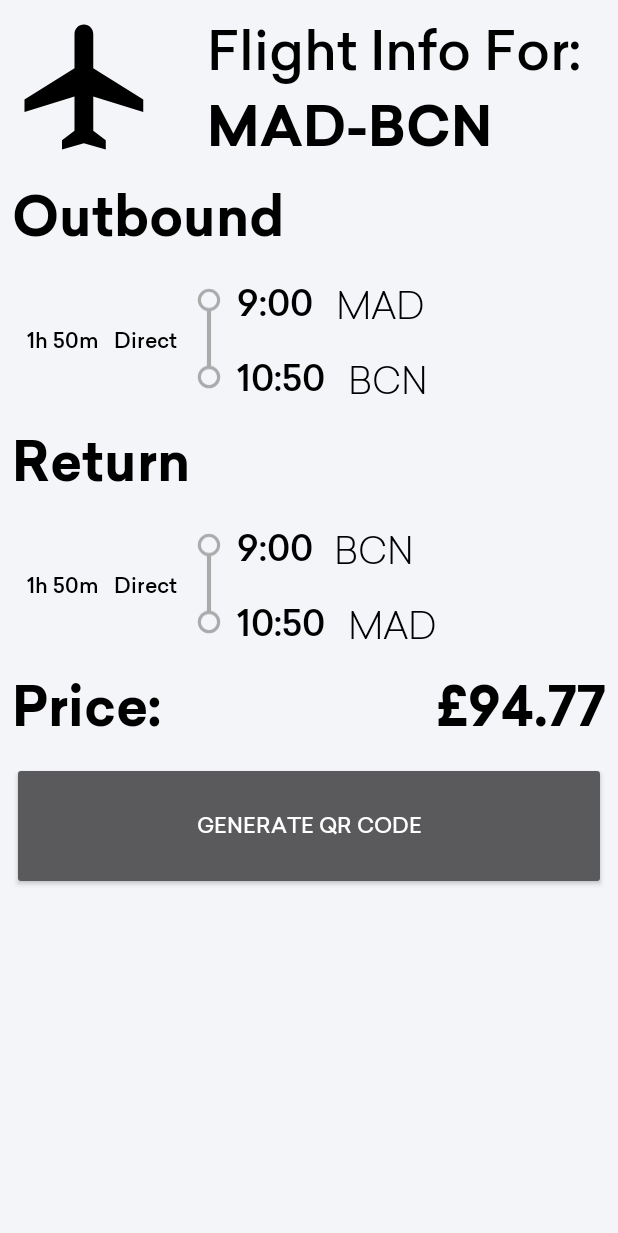
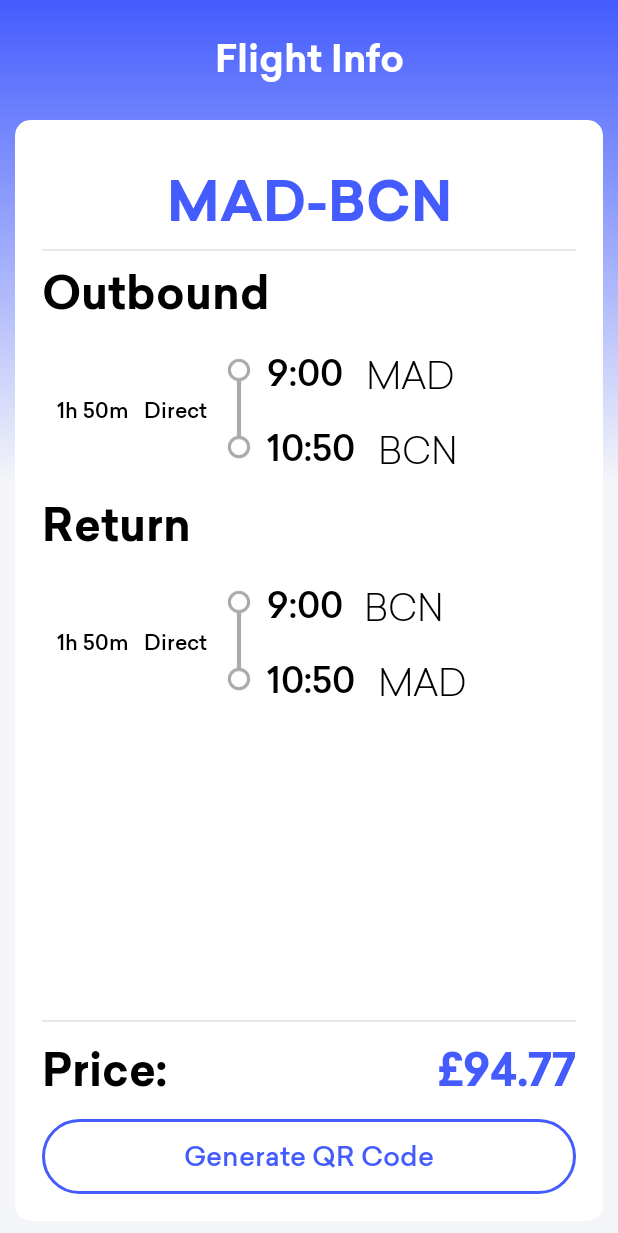
Before and after one commit to krishan001/flight-app, an Android app: the layout activity_flight_info.xml on its own in the app's theme, with its tools: preview values and no code run, on a phone screen of 412 x 824 dp. Shown: the top 1233 px of the screen. Run offline under Robolectric (Android 15) with nearby library versions, the phone set to English and light mode, and no system bars.

Commit message:
UI complete for flight info

```diff
--- a/app/src/main/AndroidManifest.xml
+++ b/app/src/main/AndroidManifest.xml
@@ -22,7 +22,7 @@
         <activity
                 android:name=".ListFlights"
                 android:theme="@style/AppThemeBlue"></activity>
-        <activity android:name=".FlightInfo"></activity>
+        <activity android:name=".FlightInfo" android:theme="@style/AppThemeBlue"></activity>
         <activity
                 android:name=".MainActivity"
                 android:theme="@style/AppThemeBlue">
--- a/app/src/main/java/com/uni/flightfinder/FlightInfo.kt
+++ b/app/src/main/java/com/uni/flightfinder/FlightInfo.kt
@@ -25,7 +25,7 @@ class FlightInfo : AppCompatActivity() {
 
     // To be called by the onClick of a button in the layout
     fun generateQRCode(view: View) {
-        val img : ImageView = findViewById(R.id.afi_imageView1)
+        val img : TextView = findViewById(R.id.afi_returnPriceData)
 
         val context=img.context
         val intent = Intent(context, ShowQR::class.java)
--- a/app/src/main/res/layout/activity_flight_info.xml
+++ b/app/src/main/res/layout/activity_flight_info.xml
@@ -1,11 +1,55 @@
 <?xml version="1.0" encoding="utf-8"?>
+<androidx.constraintlayout.widget.ConstraintLayout xmlns:android="http://schemas.android.com/apk/res/android"
+        xmlns:app="http://schemas.android.com/apk/res-auto"
+        xmlns:tools="http://schemas.android.com/tools"
+        android:background="@color/lightBackground"
+        android:layout_width="match_parent"
+        android:layout_height="match_parent"
+        tools:context=".MainActivity">
+
+
+    <androidx.appcompat.widget.Toolbar
+            android:layout_width="match_parent"
+            android:layout_height="wrap_content"
+            android:theme="?attr/actionBarTheme"
+            android:minHeight="?attr/actionBarSize"
+            android:background="@drawable/gradient_bg"
+            app:layout_constraintTop_toTopOf="parent" android:id="@+id/toolbar2">
+
+        <TextView
+                android:layout_width="wrap_content"
+                android:layout_height="300dp"
+                android:layout_marginTop="20dp"
+                android:fontFamily="@font/sailec_bold"
+                android:text="Flight Info"
+                android:textSize="25sp"
+                android:textColor="@android:color/white"
+                android:layout_gravity="center"
+                android:id="@+id/toolbar_title"/>
+
+    </androidx.appcompat.widget.Toolbar>
+
+    <androidx.cardview.widget.CardView
+            android:layout_width="match_parent"
+            android:layout_height="match_parent"
+            android:layout_marginTop="80dp"
+            android:layout_marginBottom="10dp"
+            android:layout_marginStart="10dp"
+            android:layout_marginEnd="10dp"
+            android:backgroundTint="@android:color/white"
+            app:cardCornerRadius="10dp"
+            app:layout_constraintBottom_toBottomOf="parent"
+            app:layout_constraintTop_toBottomOf="parent"
+            tools:layout_editor_absoluteX="10dp">
+
+
             <RelativeLayout xmlns:android="http://schemas.android.com/apk/res/android"
                 xmlns:app="http://schemas.android.com/apk/res-auto"
                 xmlns:tools="http://schemas.android.com/tools"
                 android:layout_width="match_parent"
                 android:layout_height="match_parent"
-    android:background="@color/lightBackground"
                 android:padding="8dp"
+                    android:layout_margin="10dp"
                 tools:context=".FlightInfo">
 
                 <TextView
@@ -17,18 +61,25 @@
                     android:fontFamily="@font/sailec_bold"
                     android:text="Return"
                     android:textColor="#000000"
-        android:textSize="36dp" />
+                    android:textSize="30dp" />
 
                 <TextView
                     android:id="@+id/afi_returnPriceText"
                     android:layout_width="wrap_content"
                     android:layout_height="wrap_content"
-        android:layout_below="@+id/afi_returnText"
-        android:layout_marginTop="110dp"
+                    android:layout_above="@+id/afi_qrbutton"
                     android:fontFamily="@font/sailec_bold"
                     android:text="Price:"
                     android:textColor="#000000"
-        android:textSize="36dp" />
+                    android:textSize="30dp" />
+
+                <View
+                        android:layout_above="@+id/afi_returnPriceData"
+                        android:layout_width="match_parent"
+                        android:layout_height="1dp"
+                        android:layout_marginBottom="10dp"
+                        android:background="@color/separator"
+                        android:layout_marginTop="8dp" />
 
                 <TextView
                     android:id="@+id/afi_returnPriceData"
@@ -39,8 +90,8 @@
                     android:layout_marginBottom="0dp"
                     android:fontFamily="@font/sailec_bold"
                     android:text="£94.77"
-        android:textColor="#000000"
-        android:textSize="36dp" />
+                    android:textColor="@color/colorPrimary"
+                    android:textSize="30dp" />
 
                 <TextView
                     android:id="@+id/afi_returnTimeData"
@@ -104,48 +155,40 @@
                     android:textColor="#000000"
                     android:textSize="24dp" />
 
-    <ImageView
-        android:id="@+id/afi_imageView1"
-        android:layout_width="100dp"
-        android:layout_height="100dp"
-        app:srcCompat="@drawable/ic_airplane" />
 
-    <TextView
-        android:id="@+id/afi_flightNameText"
-        android:layout_width="match_parent"
-        android:layout_height="50dp"
-        android:layout_centerInParent="false"
-        android:layout_marginLeft="30dp"
-        android:layout_toRightOf="@id/afi_imageView1"
-        android:fontFamily="@font/sailec_medium"
-        android:gravity="center|center_horizontal|left"
-        android:text="Flight Info For:"
-        android:textColor="#000000"
-        android:textSize="36sp" />
+
+
 
                 <TextView
                     android:id="@+id/afi_flightNameData"
                     android:layout_width="match_parent"
                     android:layout_height="50dp"
-        android:layout_below="@id/afi_flightNameText"
-        android:layout_alignLeft="@id/afi_flightNameText"
+
                     android:layout_centerInParent="false"
                     android:fontFamily="@font/sailec_bold"
-        android:gravity="center|center_horizontal|left"
+                    android:gravity="center"
                     android:text="MAD-BCN"
-        android:textColor="#000000"
+                        android:layout_marginTop="10dp"
+                        android:textColor="@color/colorPrimary"
                     android:textSize="36sp" />
+
+                <View
+                        android:layout_below="@+id/afi_flightNameData"
+                        android:layout_width="match_parent"
+                        android:layout_height="1dp"
+                        android:background="@color/separator"
+                        android:layout_marginTop="8dp" />
 
                 <TextView
                     android:id="@+id/afi_outboundText"
                     android:layout_width="wrap_content"
                     android:layout_height="wrap_content"
-        android:layout_below="@+id/afi_imageView1"
-        android:layout_marginTop="10dp"
+                    android:layout_below="@+id/afi_flightNameData"
+                    android:layout_marginTop="15dp"
                     android:fontFamily="@font/sailec_bold"
                     android:text="Outbound"
                     android:textColor="#000000"
-        android:textSize="36dp" />
+                    android:textSize="30dp" />
 
                 <TextView
                     android:id="@+id/afi_outboundTimeData"
@@ -212,12 +255,15 @@
                 <Button
                     android:id="@+id/afi_qrbutton"
                     android:layout_width="match_parent"
-        android:layout_height="85dp"
-        android:layout_below="@+id/afi_returnPriceText"
+                    android:layout_height="50dp"
+                        android:layout_alignParentBottom="true"
                     android:layout_marginTop="10dp"
-        android:fontFamily="@font/sailec_medium"
                     android:onClick="generateQRCode"
-        android:text="Generate QR Code" />
+                    android:text="Generate QR Code"
+                    android:textColor="@color/colorPrimary"
+                    android:textSize="18sp"
+                    android:textAllCaps="false"
+                    android:background="@drawable/rounded_button_border"/>
 
                 <TextView
                     android:id="@+id/afi_outboundDirectData"
@@ -261,3 +307,6 @@
                     app:srcCompat="@drawable/ic_destinationvector" />
 
             </RelativeLayout>
+    </androidx.cardview.widget.CardView>
+
+</androidx.constraintlayout.widget.ConstraintLayout>
```
Lines whose indentation alone changed are shown as unchanged.
